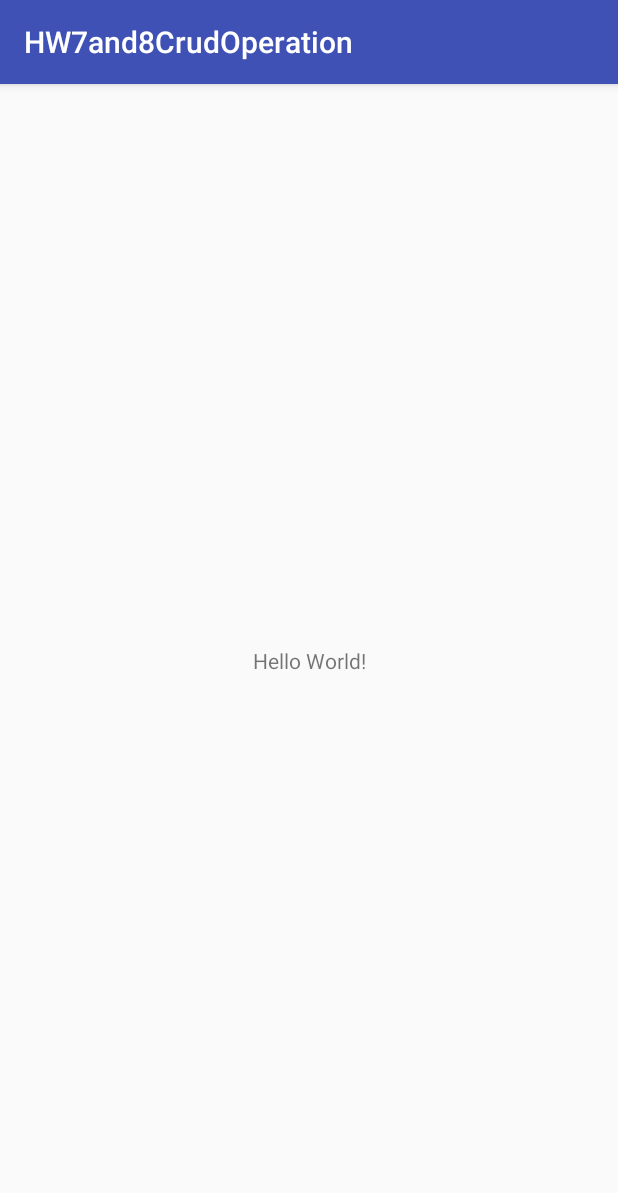
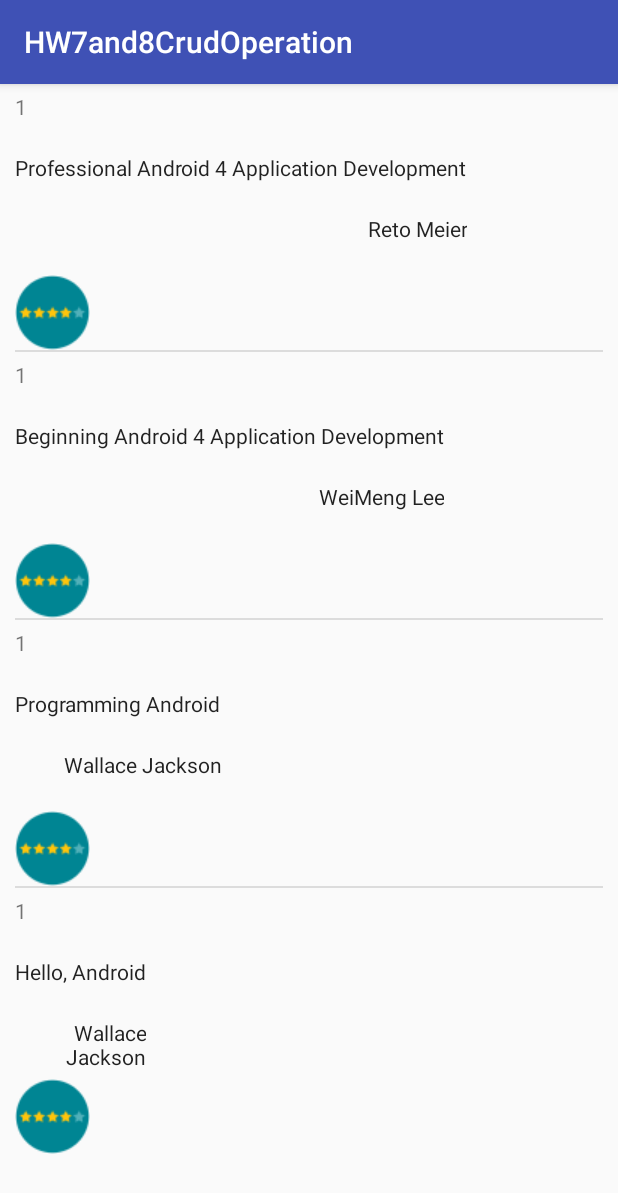
Before and after one commit to mervindsouza/HW7and8CrudOperation, an Android app: the screen it shows after launch (MainActivity), on a phone screen of 412 x 824 dp. Shown: the top 1193 px of the screen. Run offline under Robolectric (Android 15) with nearby library versions, the light colour scheme and no system bars.

Commit message:
Added CustomLisAdapter with Ratings

```diff
--- a/app/src/main/java/mdsouza5/hw7and8crudoperation/Book.java
+++ b/app/src/main/java/mdsouza5/hw7and8crudoperation/Book.java
@@ -8,6 +8,7 @@ public class Book {
 
     String bookName;
     String authorName;
+    Integer bookRating;
 
     public Book() {
     }
@@ -15,6 +16,12 @@ public class Book {
     public Book(String bookName, String authorName) {
         this.bookName = bookName;
         this.authorName = authorName;
+    }
+
+    public Book(String bookName, String authorName, Integer bookRating) {
+        this.bookName = bookName;
+        this.authorName = authorName;
+        this.bookRating = bookRating;
     }
 
     public String getBookName() {
@@ -32,4 +39,12 @@ public class Book {
     public void setAuthorName(String authorName) {
         this.authorName = authorName;
     }
+
+    public Integer getBookRating() {
+        return bookRating;
+    }
+
+    public void setBookRating(Integer bookRating) {
+        this.bookRating = bookRating;
+    }
 }
--- /dev/null
+++ b/app/src/main/java/mdsouza5/hw7and8crudoperation/CustomBookListAdapter.java
@@ -0,0 +1,58 @@
+package mdsouza5.hw7and8crudoperation;
+
+import android.content.Context;
+import android.support.annotation.NonNull;
+import android.support.annotation.Nullable;
+import android.view.LayoutInflater;
+import android.view.View;
+import android.view.ViewGroup;
+import android.widget.ArrayAdapter;
+import android.widget.ImageView;
+import android.widget.TextView;
+
+import java.util.ArrayList;
+import java.util.List;
+
+/**
+ * Created by merv on 4/8/18.
+ */
+
+public class CustomBookListAdapter extends ArrayAdapter<Book> {
+    private Context bContext;
+    private List<Book> bookList = new ArrayList<>();
+
+    public CustomBookListAdapter(@NonNull Context context, @NonNull List<Book> objectsList) {
+        super(context, 0, objectsList);
+        bContext = context;
+        bookList = objectsList;
+    }
+
+    @NonNull
+    @Override
+    public View getView(int position, @Nullable View convertView, @NonNull ViewGroup parent) {
+        View listItem = convertView;
+        if (listItem == null) {
+            listItem = LayoutInflater.from(bContext).inflate(R.layout.books_layout, parent, false);
+        }
+
+        Book presentBook = bookList.get(position);
+        ImageView ratingImage = (ImageView) listItem.findViewById(R.id.booksRating);
+
+        if (presentBook.getBookName() == "Professional Android 4 Application Development") {
+            ratingImage.setImageResource(R.drawable.one_of_five);
+        } else if (presentBook.getBookName() == "Beginning Android 4 Application Development") {
+            ratingImage.setImageResource(R.drawable.five_of_five);
+        } else if (presentBook.getBookName() == "Programming Android") {
+            ratingImage.setImageResource(R.drawable.four_of_five);
+        } else {
+            ratingImage.setImageResource(R.drawable.four_of_five);
+        }
+        TextView bookName = (TextView) listItem.findViewById(R.id.bookName);
+        bookName.setText(presentBook.getBookName());
+
+        TextView authorName = (TextView) listItem.findViewById(R.id.authorName);
+        authorName.setText(presentBook.authorName);
+
+        return listItem;
+    }
+}
--- a/app/src/main/java/mdsouza5/hw7and8crudoperation/MainActivity.java
+++ b/app/src/main/java/mdsouza5/hw7and8crudoperation/MainActivity.java
@@ -3,14 +3,20 @@ package mdsouza5.hw7and8crudoperation;
 import android.support.v7.app.AppCompatActivity;
 import android.os.Bundle;
 import android.util.Log;
+import android.widget.ListAdapter;
+import android.widget.ListView;
 
 import java.nio.file.FileSystemNotFoundException;
+import java.util.ArrayList;
 import java.util.List;
 
 public class MainActivity extends AppCompatActivity {
 
     //Logcat Default;
     private static final String LOG_TAG = "BOOKS CRUD";
+
+    ListView listView;
+    CustomBookListAdapter listAdapter;
 
     int i = 0;
 
@@ -21,16 +27,16 @@ public class MainActivity extends AppCompatActivity {
 
         //Insert Records
         SqlHelper db = new SqlHelper(this);
-        db.InsertBooks(new Book("Professional Android 4 Application Development", "Reto Meier"));
-        db.InsertBooks(new Book("Beginning Android 4 Application Development", "WeiMeng Lee"));
-        db.InsertBooks(new Book("Programming Android", "Wallace Jackson"));
-        db.InsertBooks(new Book("Hello, Android", "Wallace Jackson"));
+        db.InsertBooks(new Book("Professional Android 4 Application Development", "Reto Meier",1));
+        db.InsertBooks(new Book("Beginning Android 4 Application Development", "WeiMeng Lee", 5));
+        db.InsertBooks(new Book("Programming Android", "Wallace Jackson", 4));
+        db.InsertBooks(new Book("Hello, Android", "Wallace Jackson", 4));
 
         //Get All Books Records
         List<Book> bookList = db.GetAllBooks();
         for (Book bookDetails :
                 bookList) {
-            System.out.println(String.format("Value at %d, Record Details are : %s. %s", i, bookDetails.bookName, bookDetails.authorName));
+            System.out.println(String.format("Value at %d, Record Details are : %s %s %d", i, bookDetails.bookName, bookDetails.authorName, bookDetails.bookRating));
             i++;
         }
 
@@ -42,5 +48,9 @@ public class MainActivity extends AppCompatActivity {
         db.DeleteBook(bookList.get(0));
 
         db.GetAllBooks();
+
+        listView = (ListView) findViewById(R.id.booksListView);
+        listAdapter = new CustomBookListAdapter(this, bookList);
+        listView.setAdapter(listAdapter);
     }
 }
--- a/app/src/main/java/mdsouza5/hw7and8crudoperation/SqlHelper.java
+++ b/app/src/main/java/mdsouza5/hw7and8crudoperation/SqlHelper.java
@@ -29,6 +29,7 @@ public class SqlHelper extends SQLiteOpenHelper {
     private static final String COL_BOOK_ID = "id";
     private static final String COL_BOOK_TITLE = "title";
     private static final String COL_BOOK_AUTHOR = "author";
+    private static final String COL_BOOK_RATING = "rating";
 
     //DML for onUpgrade()
     private static final String DROP_TABLE = String.format("DROP TABLE IF EXISTS %s", TABLE_NAME);
@@ -49,8 +50,10 @@ public class SqlHelper extends SQLiteOpenHelper {
     }
 
     public void onCreate(SQLiteDatabase sqLiteDatabase) {
-        String CREATE_BOOKS_TABLE = String.format("CREATE TABLE %s (%s INTEGER PRIMARY KEY, %s TEXT, %s TEXT)",
-                TABLE_NAME, COL_BOOK_ID, COL_BOOK_TITLE, COL_BOOK_AUTHOR);
+        String DROP_BOOKS_TABLE_CREATE = String.format("DROP TABLE IF EXISTS %s", TABLE_NAME);
+        String CREATE_BOOKS_TABLE = String.format("CREATE TABLE %s (%s INTEGER PRIMARY KEY, %s TEXT, %s TEXT, %s INTEGER)",
+                TABLE_NAME, COL_BOOK_ID, COL_BOOK_TITLE, COL_BOOK_AUTHOR, COL_BOOK_RATING);
+        sqLiteDatabase.execSQL(DROP_BOOKS_TABLE_CREATE);
         sqLiteDatabase.execSQL(CREATE_BOOKS_TABLE);
     }
 
@@ -68,6 +71,7 @@ public class SqlHelper extends SQLiteOpenHelper {
         ContentValues contentValues = new ContentValues();
         contentValues.put(COL_BOOK_TITLE, bookObj.getBookName());
         contentValues.put(COL_BOOK_AUTHOR, bookObj.getAuthorName());
+        contentValues.put(COL_BOOK_RATING, bookObj.getBookRating());
 
         SQLiteDatabase db = this.getWritableDatabase();
         insertStatus = db.insert(TABLE_NAME, null, contentValues) > 0;
@@ -93,6 +97,7 @@ public class SqlHelper extends SQLiteOpenHelper {
                     Book bookObj = new Book();
                     bookObj.bookName = cursor.getString(cursor.getColumnIndex(COL_BOOK_TITLE));
                     bookObj.authorName = cursor.getString(cursor.getColumnIndex(COL_BOOK_AUTHOR));
+                    bookObj.bookRating =  Integer.parseInt(cursor.getString(cursor.getColumnIndex(COL_BOOK_RATING)));
                     bookList.add(bookObj);
 
                 } while (cursor.moveToNext());
--- a/app/src/main/res/layout/activity_main.xml
+++ b/app/src/main/res/layout/activity_main.xml
@@ -4,15 +4,17 @@
     xmlns:tools="http://schemas.android.com/tools"
     android:layout_width="match_parent"
     android:layout_height="match_parent"
+    android:layout_marginLeft="@dimen/activity_horizontal_margin"
+    android:layout_marginRight="@dimen/activity_horizontal_margin"
+    android:paddingBottom="@dimen/activity_vertical_margin"
     tools:context="mdsouza5.hw7and8crudoperation.MainActivity">
 
-    <TextView
-        android:layout_width="wrap_content"
+    <ListView
+        android:id="@+id/booksListView"
+        android:layout_width="match_parent"
         android:layout_height="wrap_content"
-        android:text="Hello World!"
-        app:layout_constraintBottom_toBottomOf="parent"
-        app:layout_constraintLeft_toLeftOf="parent"
-        app:layout_constraintRight_toRightOf="parent"
-        app:layout_constraintTop_toTopOf="parent" />
+        android:layout_alignParentTop="true"
+        android:layout_centerHorizontal="true">
+    </ListView>
 
 </android.support.constraint.ConstraintLayout>
--- /dev/null
+++ b/app/src/main/res/layout/books_layout.xml
@@ -0,0 +1,47 @@
+<?xml version="1.0" encoding="utf-8"?>
+<RelativeLayout xmlns:android="http://schemas.android.com/apk/res/android"
+    android:layout_width="match_parent"
+    android:layout_height="match_parent">
+
+    <LinearLayout
+        android:layout_width="wrap_content"
+        android:layout_height="wrap_content"
+        android:orientation="vertical">
+
+        <TextView
+            android:id="@+id/itemNumber"
+            android:layout_width="wrap_content"
+            android:layout_height="35dp"
+            android:layout_marginBottom="5dp"
+            android:layout_marginTop="5dp"
+            android:text="1" />
+
+        <TextView
+            android:id="@+id/bookName"
+            android:layout_width="wrap_content"
+            android:layout_height="35dp"
+            android:layout_centerHorizontal="true"
+            android:layout_marginBottom="5dp"
+            android:text="Book Name"
+            android:textAppearance="?android:attr/textAppearance" />
+
+        <TextView
+            android:id="@+id/authorName"
+            android:layout_width="match_parent"
+            android:layout_height="35dp"
+            android:layout_centerHorizontal="true"
+            android:layout_marginBottom="5dp"
+            android:gravity="right"
+            android:text="Author Name"
+            android:textAlignment="gravity"
+            android:textAppearance="?android:attr/textAppearance" />
+
+        <ImageView
+            android:id="@+id/booksRating"
+            android:layout_width="wrap_content"
+            android:layout_height="wrap_content"
+            android:src="@drawable/wallace_1"/>
+
+    </LinearLayout>
+
+</RelativeLayout>
--- /dev/null
+++ b/app/src/main/res/values/dimension.xml
@@ -0,0 +1,5 @@
+<?xml version="1.0" encoding="utf-8"?>
+<resources>
+    <dimen name="activity_vertical_margin">10dp</dimen>
+    <dimen name="activity_horizontal_margin">10dp</dimen>
+</resources>
```
Also changed, not shown: app/src/main/res/drawable-v24/five_of_five.png (added), app/src/main/res/drawable-v24/four_of_five.png (added), app/src/main/res/drawable-v24/one_of_five.png (added), app/src/main/res/drawable-v24/reto_1.png (added), app/src/main/res/drawable-v24/three_of_five.png (added), app/src/main/res/drawable-v24/two_of_five.png (added), app/src/main/res/drawable-v24/wallace_1.png (added), app/src/main/res/drawable-v24/wallace_2.png (added), app/src/main/res/drawable-v24/wei_1.png (added).
